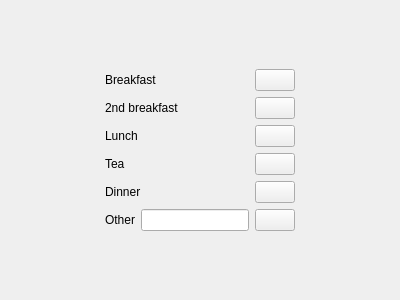
This is src/ui/MealTabInsertWidget.ui in wnt-zhp/zarlock-cpp as Qt 5 draws it before an edit. The edited form follows.
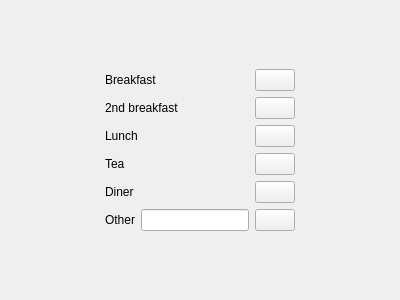
This is the edited form.

What changed in the file:
```diff
--- a/src/ui/MealTabInsertWidget.ui
+++ b/src/ui/MealTabInsertWidget.ui
@@ -32,7 +32,7 @@
      <item row="5" column="0" colspan="2">
       <widget class="QLabel" name="label_dinner">
        <property name="text">
-        <string>Dinner</string>
+        <string>Diner</string>
        </property>
       </widget>
      </item>
```
